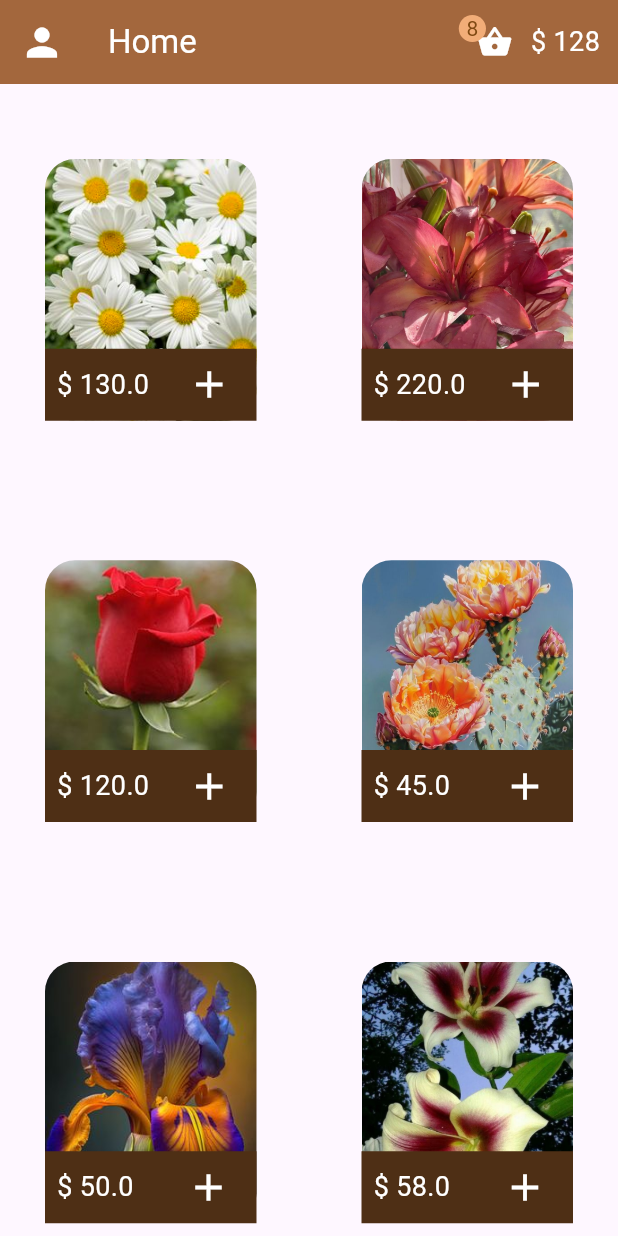
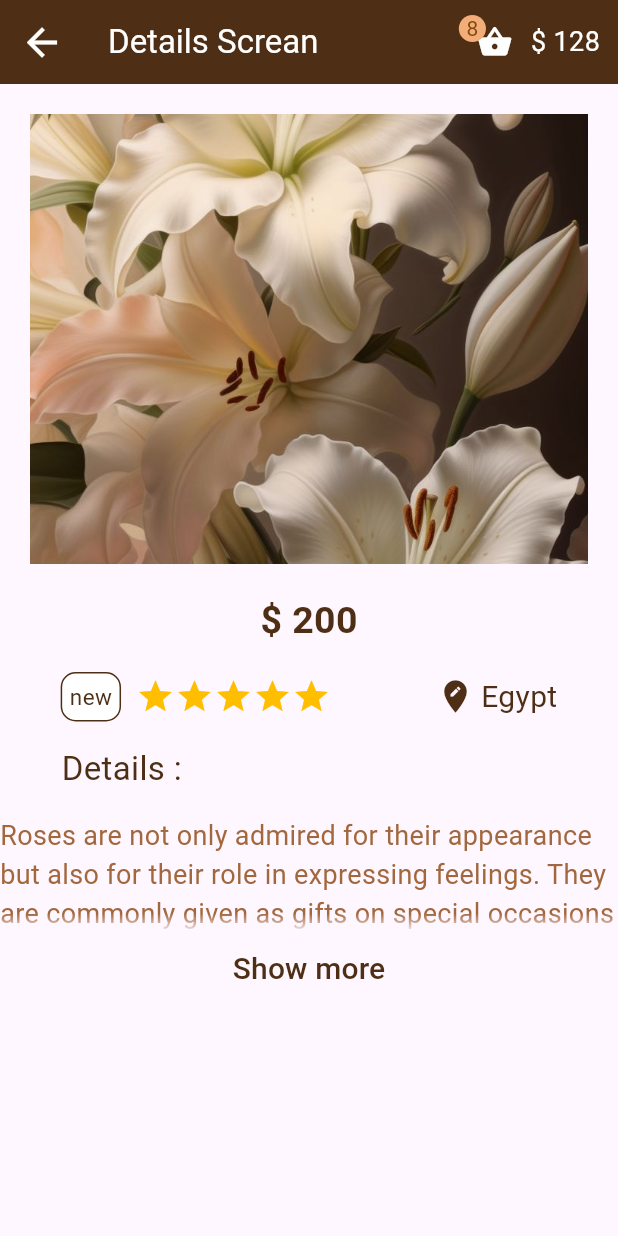
Before and after one commit to tahiaatef/FlowerAPP, a Flutter app: the screen it shows after launch, on a phone screen of 412 x 824 dp. Run offline on Flutter 3.47's test engine with Material 3 defaults, Android fonts, the light colour scheme and no system bars.

Commit message:
add detail screan page

```diff
--- a/lib/main.dart
+++ b/lib/main.dart
@@ -1,5 +1,6 @@
 import 'package:flutter/material.dart';
-import 'package:flutter_application_6/pages/home.dart';
+import 'package:flutter_application_6/pages/detailsScrean.dart';
+
 void main() {
   runApp(const MyApp());
 }
@@ -12,7 +13,7 @@ class MyApp extends StatelessWidget {
     return MaterialApp(
       debugShowCheckedModeBanner: false,
       theme: ThemeData.light(useMaterial3: true),
-      home: Home(),
+      home:  DetailsScrean(),
     );
   }
 }
--- /dev/null
+++ b/lib/pages/detailsScrean.dart
@@ -0,0 +1,189 @@
+import 'package:flutter/material.dart';
+import 'package:flutter_application_6/pages/home.dart';
+import 'package:flutter_application_6/shared/colors.dart';
+
+class DetailsScrean extends StatefulWidget {
+  const DetailsScrean({super.key});
+
+  @override
+  State<DetailsScrean> createState() => _DetailsScreanState();
+}
+
+class _DetailsScreanState extends State<DetailsScrean> {
+  bool isshowmore = true;
+
+  @override
+  Widget build(BuildContext context) {
+    return SafeArea(
+      child: Scaffold(
+        appBar: AppBar(
+          leading: Builder(
+            builder: (context) {
+              return IconButton(
+                icon: Icon(
+                  Icons.arrow_back,
+                  color: const Color.fromARGB(255, 255, 255, 255),
+                  size: 30,
+                ),
+                onPressed: () {
+                  Navigator.push(
+                    context,
+                    MaterialPageRoute(builder: (context) => Home()),
+                  );
+                },
+              );
+            },
+          ),
+          backgroundColor: appbarGreen,
+          title: Text(
+            "Details Screan",
+            style: TextStyle(color: Colors.white),
+          ),
+          actions: [
+            Row(
+              children: [
+                Stack(
+                  children: [
+                    IconButton(
+                      onPressed: () {},
+                      icon: Icon(Icons.shopping_basket_rounded),
+                      color: Colors.white,
+                    ),
+                    Container(
+                        padding: EdgeInsets.all(5),
+                        decoration: BoxDecoration(
+                            color: Color.fromARGB(255, 242, 173, 120),
+                            shape: BoxShape.circle),
+                        child: Text(
+                          "8",
+                          style: TextStyle(
+                              fontSize: 14,
+                              color: const Color.fromARGB(255, 128, 73, 18)),
+                        )),
+                  ],
+                ),
+                Padding(
+                  padding: const EdgeInsets.only(right: 12),
+                  child: Text("\$ 128",
+                      style: TextStyle(color: Colors.white, fontSize: 18)),
+                )
+              ],
+            )
+          ],
+        ),
+        body: SingleChildScrollView(
+          child: Column(children: [
+            Center(
+              child: Container(
+                  margin: EdgeInsets.all(20),
+                  width: 900,
+                  height: 300,
+                  child: Image.asset(
+                    "assets/imgs/img1.jpg",
+                    fit: BoxFit.cover,
+                  )),
+            ),
+            Text("\$ 200",
+                style: TextStyle(
+                    color: appbarGreen,
+                    fontSize: 25,
+                    fontWeight: FontWeight.bold)),
+            SizedBox(
+              height: 16,
+            ),
+            Row(mainAxisAlignment: MainAxisAlignment.center, children: [
+              Container(
+                padding: EdgeInsets.all(5),
+                decoration: BoxDecoration(
+                    color: Color.fromARGB(255, 255, 255, 255),
+                    border: Border.all(color: appbarGreen),
+                    borderRadius: BorderRadius.circular(10)),
+                child: Text(
+                  "new",
+                  style: TextStyle(color: appbarGreen, fontSize: 15),
+                ),
+              ),
+              SizedBox(
+                width: 10,
+              ),
+              Row(
+                children: [
+                  Icon(
+                    Icons.star,
+                    color: const Color.fromARGB(255, 255, 191, 0),
+                    size: 26,
+                  ),
+                  Icon(
+                    Icons.star,
+                    color: const Color.fromARGB(255, 255, 191, 0),
+                    size: 26,
+                  ),
+                  Icon(
+                    Icons.star,
+                    color: const Color.fromARGB(255, 255, 191, 0),
+                    size: 26,
+                  ),
+                  Icon(
+                    Icons.star,
+                    color: const Color.fromARGB(255, 255, 191, 0),
+                    size: 26,
+                  ),
+                  Icon(
+                    Icons.star,
+                    color: const Color.fromARGB(255, 255, 191, 0),
+                    size: 26,
+                  ),
+                ],
+              ),
+              SizedBox(
+                width: 70,
+              ),
+              Row(children: [
+                Icon(
+                  Icons.edit_location,
+                  color: appbarGreen,
+                  size: 26,
+                ),
+                SizedBox(
+                  width: 4,
+                ),
+                Text(
+                  "Egypt",
+                  style: TextStyle(color: appbarGreen, fontSize: 20),
+                )
+              ]),
+            ]),
+            SizedBox(
+              height: 16,
+            ),
+            SizedBox(
+                width: 330,
+                child: Text(
+                  "Details : ",
+                  style: TextStyle(fontSize: 22, color: appbarGreen),
+                  textAlign: TextAlign.start,
+                )),
+            SizedBox(
+              height: 16,
+            ),
+            Text(
+              "Roses are not only admired for their appearance but also for their role in expressing feelings. They are commonly given as gifts on special occasions like birthdays, anniversaries, and Valentine’s Day In gardens, roses add elegance and charm, attracting butterflies and bees, making the environment more vibrant. Truly, roses are a timeless symbol of beauty and love. 🌹",
+              style: TextStyle(fontSize: 18, color: maron),
+              maxLines: isshowmore ? 3 : null,
+              overflow: TextOverflow.fade,
+            ),
+            TextButton(
+                onPressed: () {
+                  setState(() {
+                    isshowmore = !isshowmore;
+                  });
+
+                },
+                child: Text(isshowmore ? "Show more" : "Show less",
+                    style: TextStyle(color: appbarGreen, fontSize: 20)))
+          ]),
+        ),
+      ),
+    );
+  }
+}
--- a/lib/pages/home.dart
+++ b/lib/pages/home.dart
@@ -142,7 +142,7 @@ class Home extends StatelessWidget {
                 onTap: () {},
                 child: GridTile(
                   child: Container(
-                    margin: EdgeInsets.all(30),
+                    margin: EdgeInsets.only(left: 10, right: 10),
                     decoration: BoxDecoration(
                       borderRadius: BorderRadius.circular(20),
                       image: DecorationImage(
@@ -152,7 +152,7 @@ class Home extends StatelessWidget {
                     ),
                   ),
                   footer: Container(
-                    margin: EdgeInsets.all(30),
+                    margin: EdgeInsets.only(left: 10, right: 10),
 
                     child: GridTileBar(
                       backgroundColor: Color.fromARGB(255, 78, 47, 21),
@@ -165,8 +165,7 @@ class Home extends StatelessWidget {
                       leading: Text("\$ ${items[index].price}" , style: TextStyle(color: Colors.white,fontSize: 18),),
 
                       title: Text(
-                        textAlign: TextAlign.center,
-                        items[index].name,style: TextStyle(color: const Color.fromARGB(255, 154, 85, 59),fontSize: 18,fontWeight: FontWeight.bold)
+                          ""
                       ),
                     ),
                   ),
--- a/lib/shared/colors.dart
+++ b/lib/shared/colors.dart
@@ -1,6 +1,8 @@
 // ignore_for_file: constant_identifier_names
 
 import 'package:flutter/material.dart';
+
 const BTNpink = Color.fromARGB(255, 241, 39, 100);
 const BTNgreen = Color.fromARGB(255, 179, 122, 73);
-const appbarGreen = Color.fromARGB(255, 163, 103, 61);
+const appbarGreen = Color.fromARGB(255, 78, 47, 21);
+const maron = Color.fromARGB(255, 163, 103, 61);
```
